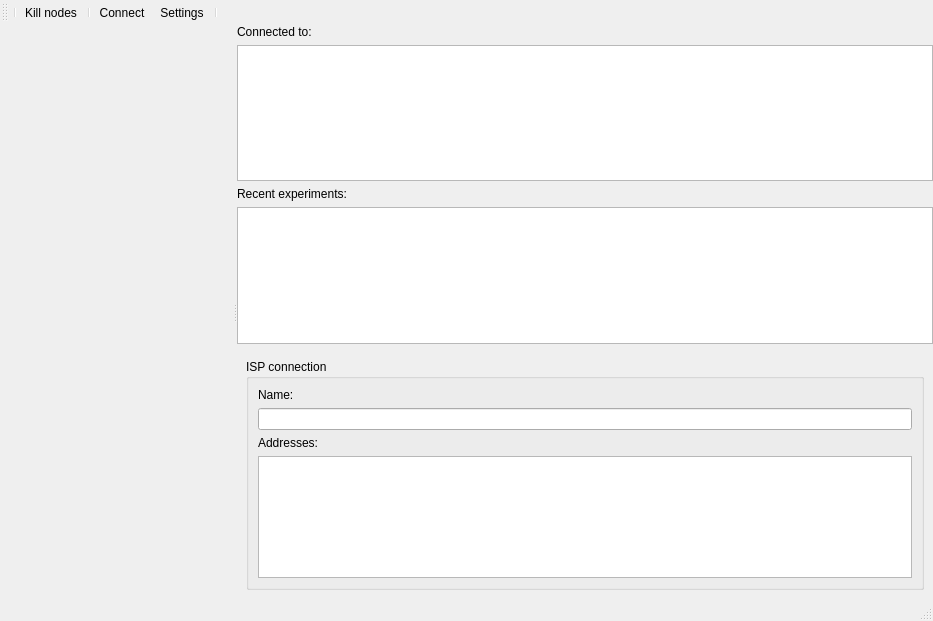
This is src/demogui/mapoverview.ui in henrikvs/nornetdemo as Qt 5 draws it before an edit. The edited form follows.
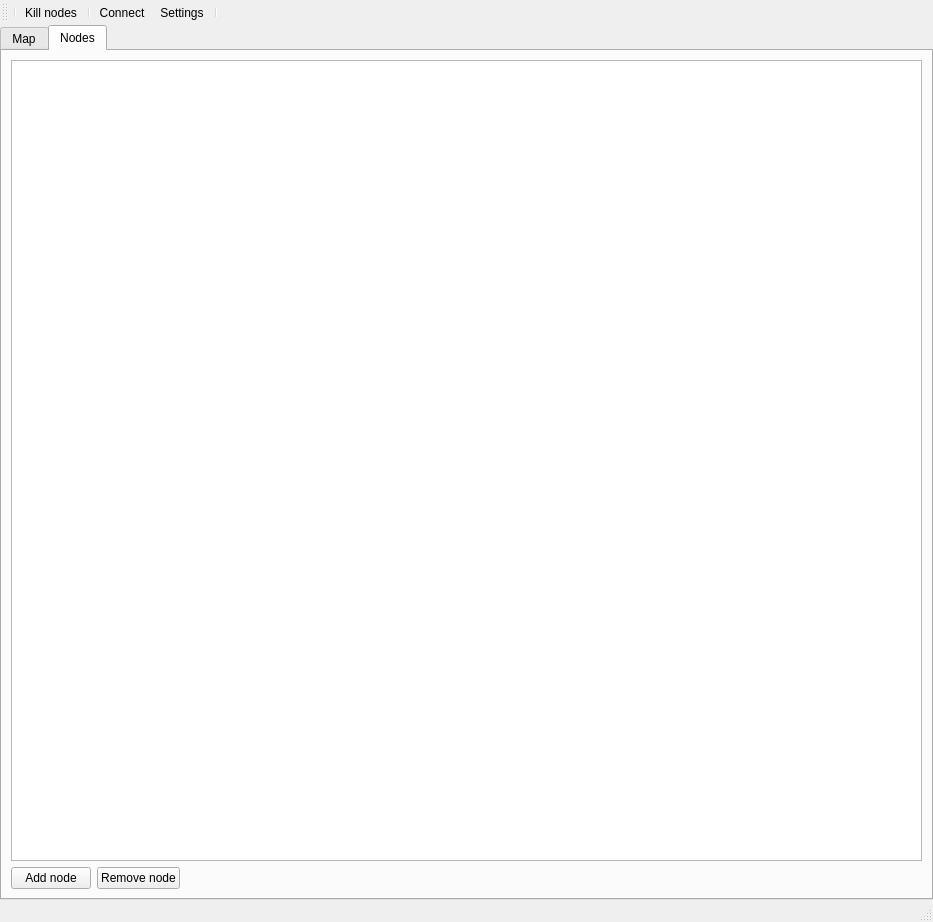
This is the edited form. The open tabs and pages were chosen to show the change. Icons and pictures are not drawn. Custom widgets are drawn as their Qt base class.

Commit message: UI updates, node status in seperate tab, better ISP representation on the map (ISP's spread evenly)

```diff
--- a/src/demogui/mapoverview.ui
+++ b/src/demogui/mapoverview.ui
@@ -7,7 +7,7 @@
     <x>0</x>
     <y>0</y>
     <width>933</width>
-    <height>621</height>
+    <height>922</height>
    </rect>
   </property>
   <property name="windowTitle">
@@ -31,7 +31,29 @@
      <number>0</number>
     </property>
     <item>
+     <widget class="QTabWidget" name="tabWidget">
+      <property name="currentIndex">
+       <number>1</number>
+      </property>
+      <widget class="QWidget" name="map_tab">
+       <property name="sizePolicy">
+        <sizepolicy hsizetype="Expanding" vsizetype="Expanding">
+         <horstretch>0</horstretch>
+         <verstretch>0</verstretch>
+        </sizepolicy>
+       </property>
+       <attribute name="title">
+        <string>Map</string>
+       </attribute>
+       <layout class="QHBoxLayout" name="horizontalLayout_5">
+        <item>
      <widget class="QSplitter" name="splitter">
+          <property name="sizePolicy">
+           <sizepolicy hsizetype="Expanding" vsizetype="Expanding">
+            <horstretch>0</horstretch>
+            <verstretch>0</verstretch>
+           </sizepolicy>
+          </property>
       <property name="orientation">
        <enum>Qt::Horizontal</enum>
       </property>
@@ -260,6 +282,55 @@
            </layout>
           </widget>
          </widget>
+            </item>
+           </layout>
+          </widget>
+         </widget>
+        </item>
+       </layout>
+      </widget>
+      <widget class="QWidget" name="nodes_tab">
+       <attribute name="title">
+        <string>Nodes</string>
+       </attribute>
+       <layout class="QHBoxLayout" name="horizontalLayout_8">
+        <item>
+         <layout class="QVBoxLayout" name="verticalLayout_5">
+          <item>
+           <widget class="QTableView" name="nodeView"/>
+          </item>
+          <item>
+           <layout class="QHBoxLayout" name="horizontalLayout_7">
+            <item>
+             <widget class="QPushButton" name="pushButton">
+              <property name="text">
+               <string>Add node</string>
+              </property>
+             </widget>
+            </item>
+            <item>
+             <widget class="QPushButton" name="pushButton_2">
+              <property name="text">
+               <string>Remove node</string>
+              </property>
+             </widget>
+            </item>
+            <item>
+             <spacer name="horizontalSpacer">
+              <property name="orientation">
+               <enum>Qt::Horizontal</enum>
+              </property>
+              <property name="sizeHint" stdset="0">
+               <size>
+                <width>40</width>
+                <height>20</height>
+               </size>
+              </property>
+             </spacer>
+            </item>
+           </layout>
+          </item>
+         </layout>
         </item>
        </layout>
       </widget>
```
Left out of the diff: 2 changed lines with no effect on the pictures. Lines whose indentation alone changed are shown as unchanged. The commit also changes 16 other files.
